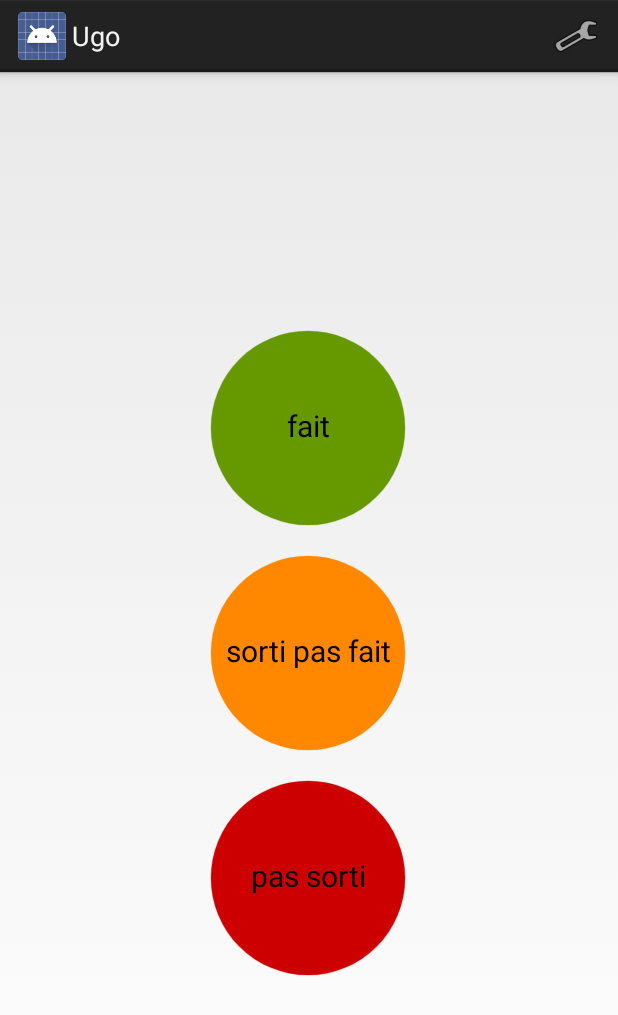
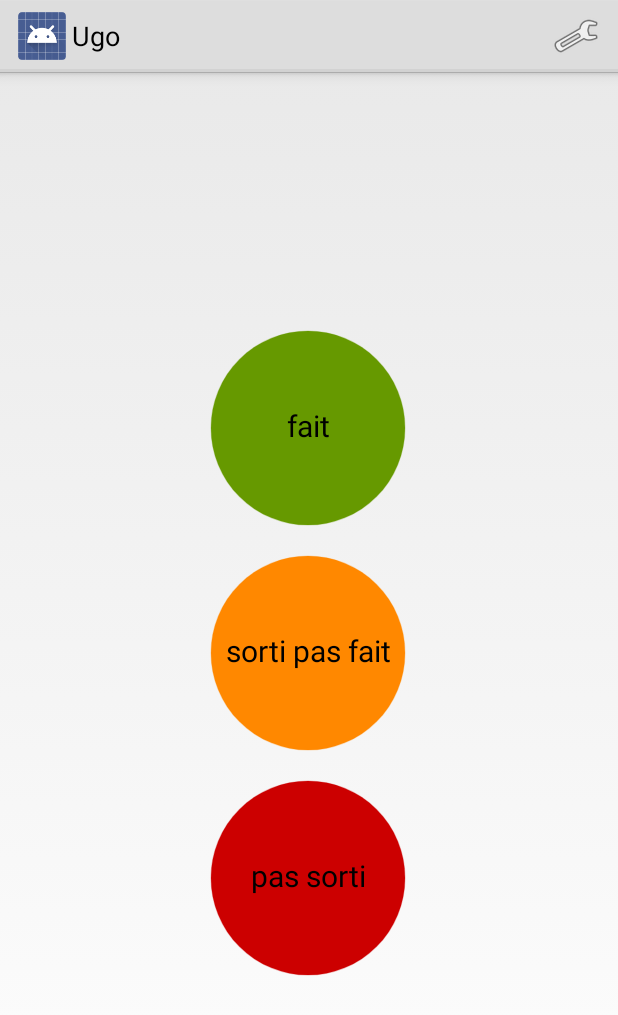
Before and after one commit to b3b00/Ugo, an Android app: the screen it shows after launch (MainActivity), on a phone screen of 412 x 824 dp. Shown: the top 1015 px of the screen. Run offline under Robolectric (Android 15) with nearby library versions, the phone set to English and light mode, and no system bars.

Commit message:
style action bar

```diff
--- a/app/src/main/res/values/styles.xml
+++ b/app/src/main/res/values/styles.xml
@@ -1,7 +1,7 @@
 <resources>
 
     <!-- Base application theme. -->
-    <style name="AppTheme" parent="android:Theme.Holo.Light.DarkActionBar">
+    <style name="AppTheme" parent="android:Theme.Holo.Light">
         <!-- Customize your theme here. -->
     </style>
 
```
Also changed, not shown: app/src/main/java/com/olivier/MainActivity.java (+7 -0 lines).
